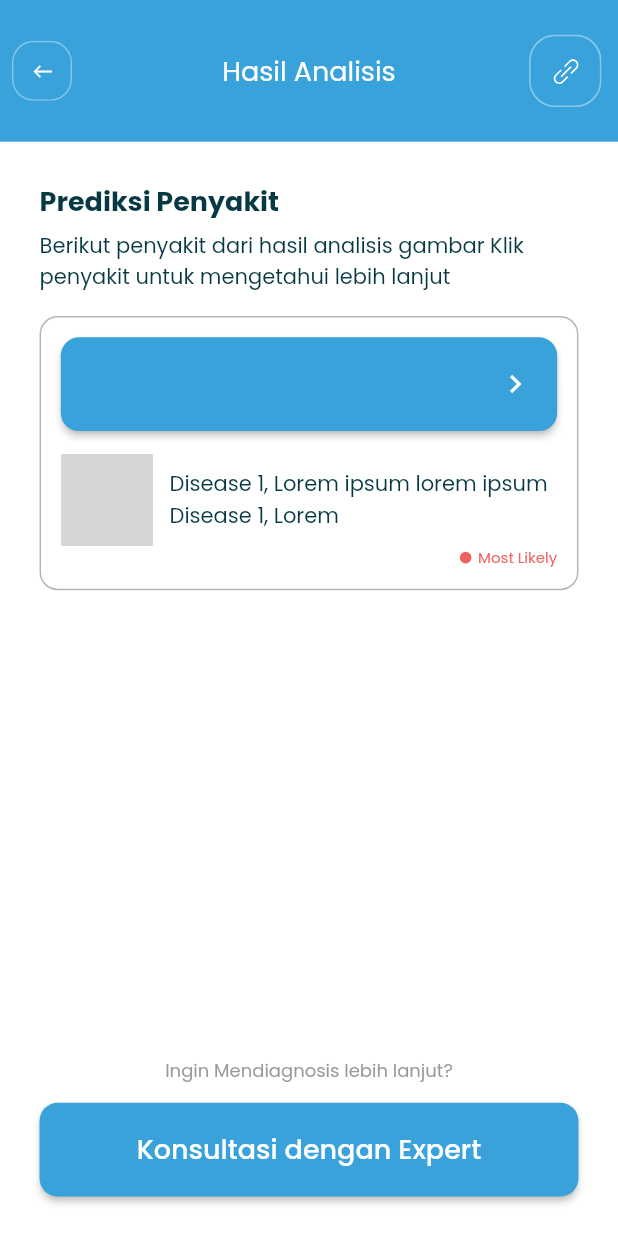
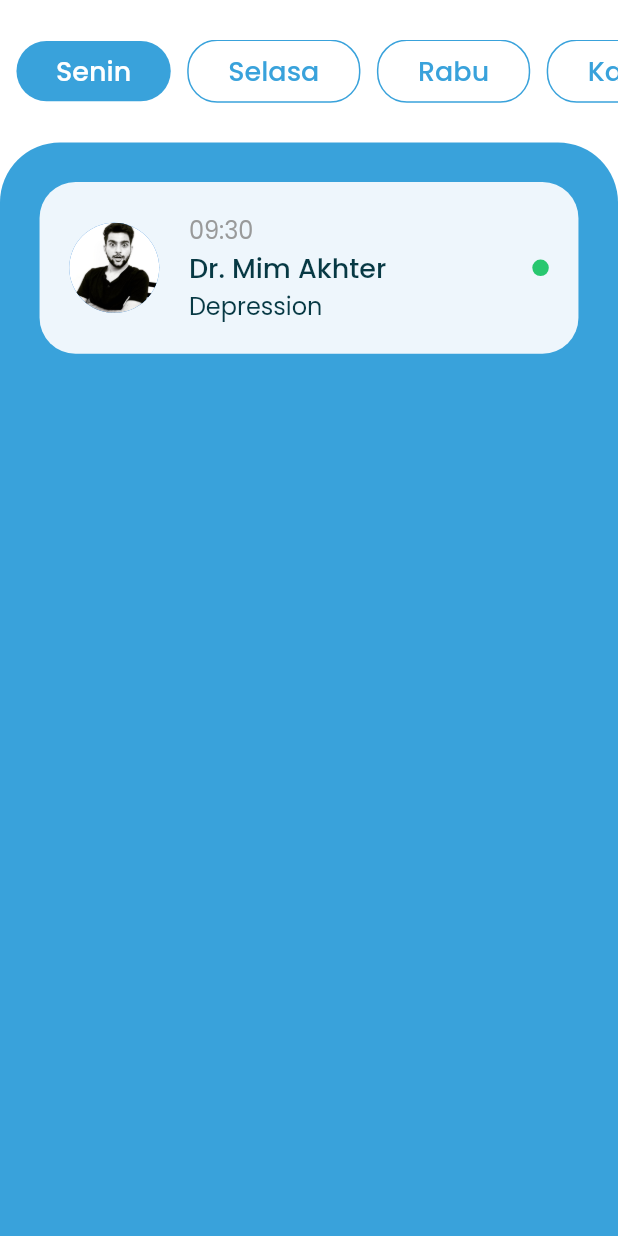
Before and after one commit to haiternak/haiternak-mobile, a Flutter app: the DetailView screen opened directly, scrolled down 113 dp, after a tap on "Konsultasi dengan Expert", on a phone screen of 412 x 824 dp. Run offline on Flutter 3.47's test engine with Material 2 defaults, Android fonts, the phone set to English and light mode, and no system bars; our stand-ins replace carousel_slider, delayed_display, dots_indicator, flutter_svg, get, google_fonts and 1 more; missing offline and left inert: flutter_tflite; grey boxes are pictures that could not be loaded.

Commit message:
WIP chat feature

```diff
--- a/lib/app/modules/chat/controllers/chat_controller.dart
+++ b/lib/app/modules/chat/controllers/chat_controller.dart
@@ -1,23 +1,55 @@
+import 'package:flutter/cupertino.dart';
 import 'package:get/get.dart';
+import 'package:haiternak_mobile/constants/constants.dart';
 
 class ChatController extends GetxController {
-  //TODO: Implement ChatController
+  final currentIndex = 1.obs;
 
-  final count = 0.obs;
-  @override
-  void onInit() {
-    super.onInit();
+  void changeIndex(int id) {
+    currentIndex.value = id;
   }
 
-  @override
-  void onReady() {
-    super.onReady();
-  }
+  List<Map<String, dynamic>> listDay = [
+    {
+      'id': 1,
+      'title': 'Senin',
+    },
+    {
+      'id': 2,
+      'title': 'Selasa',
+    },
+    {
+      'id': 3,
+      'title': 'Rabu',
+    },
+    {
+      'id': 4,
+      'title': 'Kamis',
+    },
+    {
+      'id': 5,
+      'title': 'Jumat',
+    },
+    {
+      'id': 6,
+      'title': 'Sabtu',
+    },
+    {
+      'id': 7,
+      'title': 'Minggu',
+    },
+  ];
 
-  @override
-  void onClose() {
-    super.onClose();
-  }
+  BoxDecoration unselectDecoration = BoxDecoration(
+    color: kBackgroundColor1,
+    border: Border.all(
+      color: kPrimaryColor,
+    ),
+    borderRadius: BorderRadius.circular(20),
+  );
 
-  void increment() => count.value++;
+  BoxDecoration selectDecoration = BoxDecoration(
+    color: kPrimaryColor,
+    borderRadius: BorderRadius.circular(20),
+  );
 }
--- /dev/null
+++ b/lib/app/modules/chat/views/doctor_list_view.dart
@@ -0,0 +1,154 @@
+import 'package:carousel_slider/carousel_slider.dart';
+import 'package:flutter/material.dart';
+import 'package:flutter_svg/svg.dart';
+import 'package:get/get.dart';
+import 'package:google_fonts/google_fonts.dart';
+import 'package:haiternak_mobile/app/modules/bottom_nav_bar/views/bottom_nav_bar_view.dart';
+import 'package:haiternak_mobile/app/modules/chat/views/detail_chat_view.dart';
+import 'package:haiternak_mobile/app/modules/home/views/home_view.dart';
+import 'package:haiternak_mobile/configs/configs.dart';
+import 'package:haiternak_mobile/constants/constants.dart';
+import '../controllers/chat_controller.dart';
+
+class DoctorListView extends GetView<ChatController> {
+  const DoctorListView({Key? key}) : super(key: key);
+  @override
+  Widget build(BuildContext context) {
+    return Scaffold(
+      body: SafeArea(
+        child: Column(
+          children: [
+            Container(
+              padding: EdgeInsets.symmetric(vertical: defaultPadding),
+              child: SingleChildScrollView(
+                scrollDirection: Axis.horizontal,
+                child: Row(
+                  children: controller.listDay
+                      .map(
+                        (e) => DayChip(listDay: e),
+                      )
+                      .toList(),
+                ),
+              ),
+            ),
+            Flexible(
+              child: Container(
+                padding: EdgeInsets.all(defaultPadding),
+                decoration: BoxDecoration(
+                  color: kPrimaryColor,
+                  borderRadius: BorderRadius.only(
+                    topLeft: Radius.circular(40),
+                    topRight: Radius.circular(40),
+                  ),
+                ),
+                child: Column(
+                  children: [
+                    GestureDetector(
+                      onTap: () {
+                        Get.to(DetailChatView());
+                      },
+                      child: Container(
+                        padding: EdgeInsets.all(getProperWidht(18)),
+                        width: double.infinity,
+                        decoration: BoxDecoration(
+                          borderRadius: BorderRadius.circular(24),
+                          color: kPrimaryLightColor,
+                        ),
+                        child: Row(
+                          children: [
+                            CircleAvatar(
+                              radius: 30,
+                              backgroundImage: AssetImage(
+                                'assets/images/doctor-sample.png',
+                              ),
+                            ),
+                            SizedBox(
+                              width: getProperWidht(18),
+                            ),
+                            Column(
+                              crossAxisAlignment: CrossAxisAlignment.start,
+                              children: [
+                                Text(
+                                  '09:30',
+                                  style: subtitleTextStyle.copyWith(
+                                    fontSize: 16,
+                                  ),
+                                ),
+                                Text(
+                                  'Dr. Mim Akhter',
+                                  style: primaryTextStyle.copyWith(
+                                    fontSize: 18,
+                                    fontWeight: medium,
+                                  ),
+                                ),
+                                Text(
+                                  'Depression',
+                                  style: primaryTextStyle.copyWith(
+                                    fontSize: 16,
+                                  ),
+                                ),
+                              ],
+                            ),
+                            Spacer(),
+                            Container(
+                              height: getProperWidht(10),
+                              width: getProperWidht(10),
+                              decoration: BoxDecoration(
+                                color: kSuccess,
+                                shape: BoxShape.circle,
+                              ),
+                            ),
+                          ],
+                        ),
+                      ),
+                    )
+                  ],
+                ),
+              ),
+            ),
+          ],
+        ),
+      ),
+    );
+  }
+}
+
+class DayChip extends StatelessWidget {
+  const DayChip({
+    Key? key,
+    required this.listDay,
+  }) : super(key: key);
+
+  final Map<String, dynamic> listDay;
+
+  @override
+  Widget build(BuildContext context) {
+    ChatController controller = Get.find();
+    return GestureDetector(
+      onTap: () => controller.changeIndex(listDay['id']),
+      child: Obx(() => Container(
+            margin: EdgeInsets.only(
+              right: getProperWidht(10),
+              left: listDay['id'] == 1 ? getProperWidht(10) : 0,
+            ),
+            padding: EdgeInsets.symmetric(
+              horizontal: getProperWidht(24),
+              vertical: getProperWidht(6),
+            ),
+            decoration: controller.currentIndex.value == listDay['id']
+                ? controller.selectDecoration
+                : controller.unselectDecoration,
+            child: Text(
+              listDay['title'],
+              style: primaryTextStyle.copyWith(
+                color: controller.currentIndex.value == listDay['id']
+                    ? kBackgroundColor1
+                    : kPrimaryColor,
+                fontWeight: medium,
+                fontSize: 18,
+              ),
+            ),
+          )),
+    );
+  }
+}
--- a/lib/app/modules/upload/controllers/upload_controller.dart
+++ b/lib/app/modules/upload/controllers/upload_controller.dart
@@ -49,6 +49,7 @@ class UploadController extends GetxController {
           );
 
       result.value = recognitions!;
+      print(result);
       changeLabelToTitle();
     } catch (e) {
       throw Exception(e);
--- a/lib/app/modules/upload/views/detail_view.dart
+++ b/lib/app/modules/upload/views/detail_view.dart
@@ -1,6 +1,7 @@
 import 'package:flutter/material.dart';
 import 'package:flutter_svg/flutter_svg.dart';
 import 'package:get/get.dart';
+import 'package:haiternak_mobile/app/modules/chat/views/doctor_list_view.dart';
 import 'package:haiternak_mobile/app/modules/upload/controllers/upload_controller.dart';
 import 'package:haiternak_mobile/app/modules/upload/views/result_view.dart';
 import 'package:haiternak_mobile/configs/configs.dart';
@@ -101,7 +102,7 @@ class DetailView extends GetView<UploadController> {
                       height: getProperHeight(getProperWidht(56)),
                       child: ElevatedButton(
                         onPressed: () {
-                          Get.to(ResultView());
+                          Get.to(DoctorListView());
                         },
                         child: Text(
                           'Konsultasi dengan Expert',
```
Also changed, not shown: lib/app/modules/bottom_nav_bar/views/bottom_nav_bar_view.dart (+1 -6 lines), lib/app/modules/chat/views/chat_view.dart (+16 -27 lines), lib/app/modules/chat/views/detail_chat_view.dart (added, +131 -0 lines), lib/app/modules/login/views/login_view.dart (+5 -3 lines), lib/app/modules/upload/views/result_view.dart (+7 -2 lines), pubspec.yaml (+2 -6 lines), assets/images/doctor-sample.png (added), lib/app/modules/chat/views/components/chat_bubble.dart (renamed from lib/app/modules/chat/chat_bubble.dart), lib/app/modules/chat/views/components/chat_tile.dart (renamed from lib/app/modules/chat/chat_tile.dart), pubspec.lock, 1 other file.
